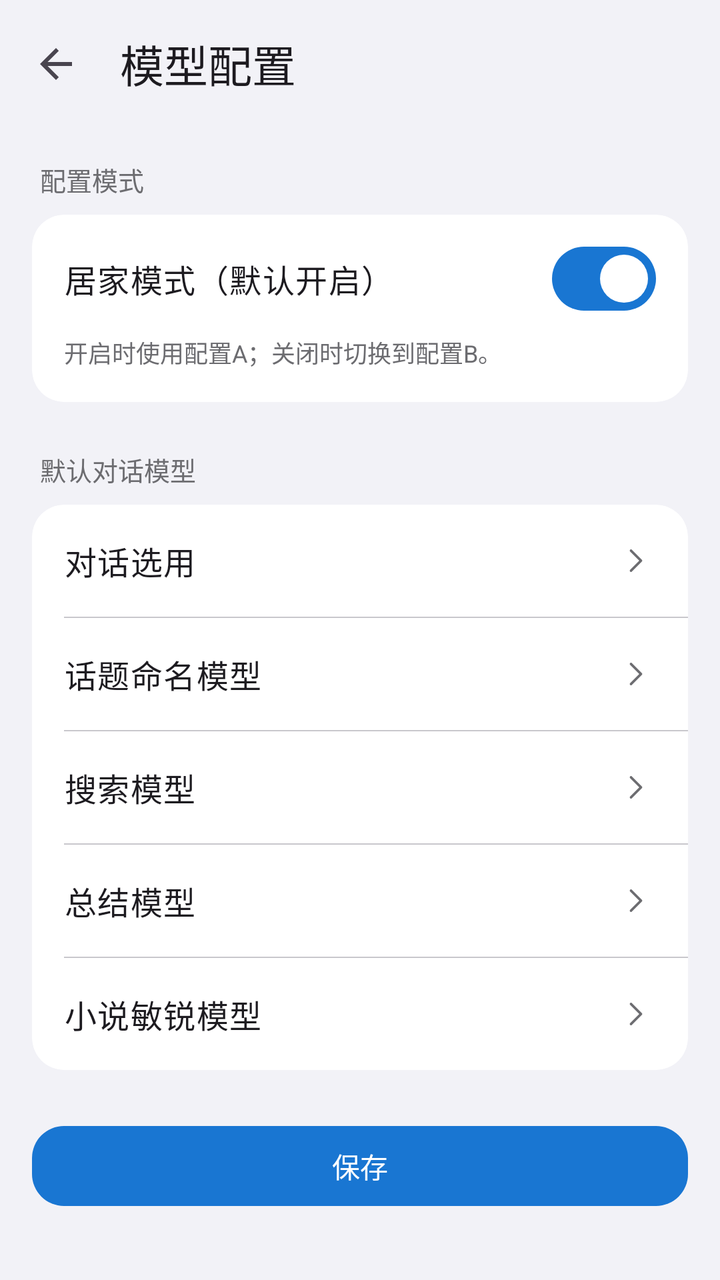
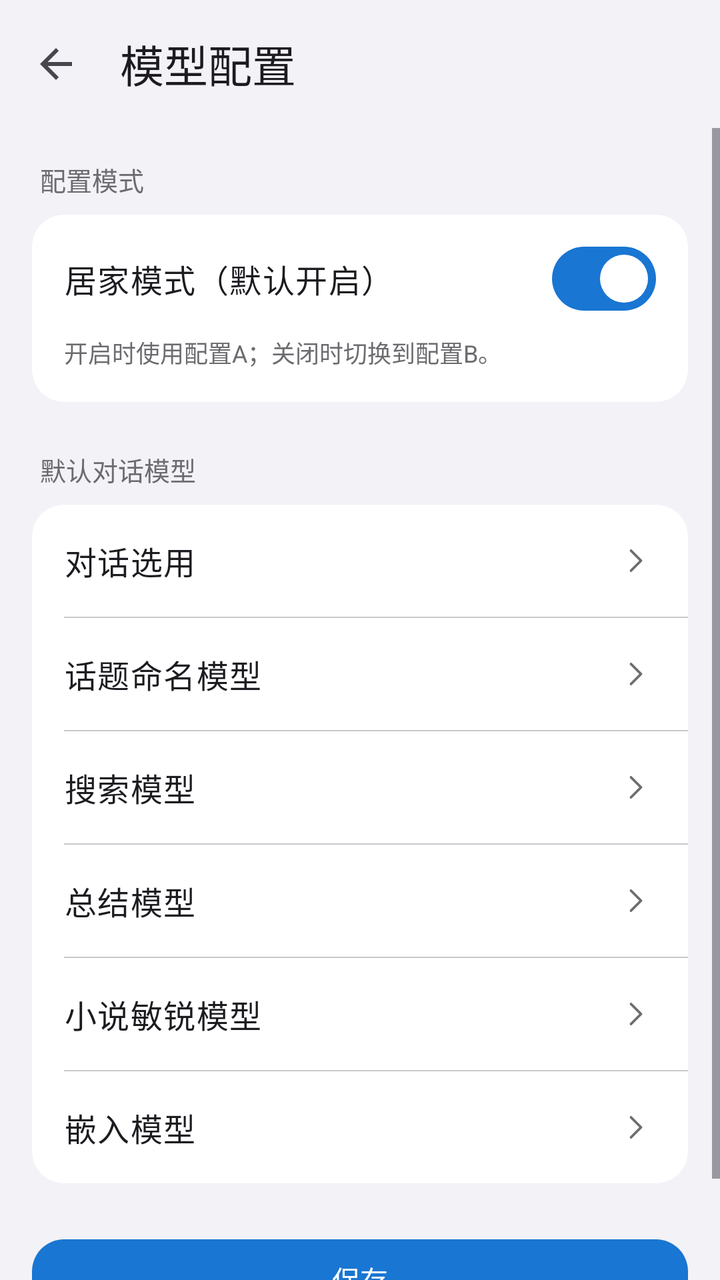

Compare the two renders of this Android layout. The source of the first and the diff that turns it into the second are given below.
<!-- AndroidManifest.xml: activity theme Theme.AIChat -->
<!-- res/layout/activity_model_config.xml -->
<?xml version="1.0" encoding="utf-8"?>
<LinearLayout xmlns:android="http://schemas.android.com/apk/res/android"
    xmlns:app="http://schemas.android.com/apk/res-auto"
    android:layout_width="match_parent"
    android:layout_height="match_parent"
    android:orientation="vertical"
    android:background="@color/ios_grouped_bg">

    <com.google.android.material.appbar.MaterialToolbar
        android:id="@+id/toolbar"
        android:layout_width="match_parent"
        android:layout_height="?attr/actionBarSize"
        android:background="@color/ios_grouped_bg"
        app:elevation="0dp"
        app:title="@string/model_config"
        app:navigationIcon="?attr/homeAsUpIndicator" />

    <ScrollView
        android:layout_width="match_parent"
        android:layout_height="match_parent">

        <LinearLayout
            android:layout_width="match_parent"
            android:layout_height="wrap_content"
            android:orientation="vertical"
            android:paddingBottom="32dp">

            
            <TextView
                android:layout_width="match_parent"
                android:layout_height="wrap_content"
                android:text="配置模式"
                android:textSize="13sp"
                android:textColor="@color/ios_section_label"
                android:paddingStart="20dp"
                android:paddingEnd="20dp"
                android:paddingTop="16dp"
                android:paddingBottom="8dp" />

            <com.google.android.material.card.MaterialCardView
                android:layout_width="match_parent"
                android:layout_height="wrap_content"
                android:layout_marginStart="16dp"
                android:layout_marginEnd="16dp"
                app:cardElevation="0dp"
                app:cardBackgroundColor="@color/ios_cell_bg"
                app:cardCornerRadius="16dp"
                app:strokeWidth="0dp">

                <LinearLayout
                    android:layout_width="match_parent"
                    android:layout_height="wrap_content"
                    android:orientation="vertical"
                    android:paddingStart="16dp"
                    android:paddingEnd="16dp"
                    android:paddingTop="4dp"
                    android:paddingBottom="4dp">

                    <LinearLayout
                        android:layout_width="match_parent"
                        android:layout_height="wrap_content"
                        android:orientation="horizontal"
                        android:gravity="center_vertical"
                        android:minHeight="56dp">
                        <TextView
                            android:layout_width="0dp"
                            android:layout_weight="1"
                            android:layout_height="wrap_content"
                            android:text="居家模式（默认开启）"
                            android:textAppearance="?attr/textAppearanceBodyLarge"
                            android:textColor="?attr/colorOnSurface" />
                        <com.google.android.material.materialswitch.MaterialSwitch
                            android:id="@+id/switchHomeMode"
                            android:layout_width="wrap_content"
                            android:layout_height="wrap_content"
                            android:checked="true" />
                    </LinearLayout>

                    <TextView
                        android:id="@+id/textHomeModeHint"
                        android:layout_width="match_parent"
                        android:layout_height="wrap_content"
                        android:text="开启时使用配置A；关闭时切换到配置B。"
                        android:textSize="12sp"
                        android:textColor="@color/ios_section_label"
                        android:paddingBottom="12dp" />
                </LinearLayout>
            </com.google.android.material.card.MaterialCardView>

            
            <TextView
                android:layout_width="match_parent"
                android:layout_height="wrap_content"
                android:text="@string/default_chat_model"
                android:textSize="13sp"
                android:textColor="@color/ios_section_label"
                android:paddingStart="20dp"
                android:paddingEnd="20dp"
                android:paddingTop="24dp"
                android:paddingBottom="8dp" />

            <com.google.android.material.card.MaterialCardView
                android:layout_width="match_parent"
                android:layout_height="wrap_content"
                android:layout_marginStart="16dp"
                android:layout_marginEnd="16dp"
                app:cardElevation="0dp"
                app:cardBackgroundColor="@color/ios_cell_bg"
                app:cardCornerRadius="16dp"
                app:strokeWidth="0dp">

                <LinearLayout
                    android:layout_width="match_parent"
                    android:layout_height="wrap_content"
                    android:orientation="vertical">

                    
                    <LinearLayout
                        android:id="@+id/cardChatModel"
                        android:layout_width="match_parent"
                        android:layout_height="wrap_content"
                        android:orientation="horizontal"
                        android:gravity="center_vertical"
                        android:paddingStart="16dp"
                        android:paddingEnd="16dp"
                        android:minHeight="56dp"
                        android:clickable="true"
                        android:focusable="true"
                        android:background="?attr/selectableItemBackground">
                        <TextView
                            android:layout_width="0dp"
                            android:layout_weight="1"
                            android:layout_height="wrap_content"
                            android:text="@string/chat_model"
                            android:textAppearance="?attr/textAppearanceBodyLarge"
                            android:textColor="?attr/colorOnSurface" />
                        <TextView
                            android:id="@+id/textChatModel"
                            android:layout_width="wrap_content"
                            android:layout_height="wrap_content"
                            android:textSize="14sp"
                            android:textColor="@color/ios_section_label"
                            android:layout_marginEnd="6dp" />
                        <ImageView
                            android:layout_width="20dp"
                            android:layout_height="20dp"
                            android:src="@drawable/ic_chevron_right"
                            app:tint="@color/ios_section_label" />
                    </LinearLayout>

                    <View android:layout_width="match_parent" android:layout_height="0.5dp" android:layout_marginStart="16dp" android:background="@color/ios_separator" />

                    
                    <LinearLayout
                        android:id="@+id/cardThreadNamingModel"
                        android:layout_width="match_parent"
                        android:layout_height="wrap_content"
                        android:orientation="horizontal"
                        android:gravity="center_vertical"
                        android:paddingStart="16dp"
                        android:paddingEnd="16dp"
                        android:minHeight="56dp"
                        android:clickable="true"
                        android:focusable="true"
                        android:background="?attr/selectableItemBackground">
                        <TextView
                            android:layout_width="0dp"
                            android:layout_weight="1"
                            android:layout_height="wrap_content"
                            android:text="@string/thread_naming_model"
                            android:textAppearance="?attr/textAppearanceBodyLarge"
                            android:textColor="?attr/colorOnSurface" />
                        <TextView
                            android:id="@+id/textThreadNamingModel"
                            android:layout_width="wrap_content"
                            android:layout_height="wrap_content"
                            android:textSize="14sp"
                            android:textColor="@color/ios_section_label"
                            android:layout_marginEnd="6dp" />
                        <ImageView
                            android:layout_width="20dp"
                            android:layout_height="20dp"
                            android:src="@drawable/ic_chevron_right"
                            app:tint="@color/ios_section_label" />
                    </LinearLayout>

                    <View android:layout_width="match_parent" android:layout_height="0.5dp" android:layout_marginStart="16dp" android:background="@color/ios_separator" />

                    
                    <LinearLayout
                        android:id="@+id/cardSearchModel"
                        android:layout_width="match_parent"
                        android:layout_height="wrap_content"
                        android:orientation="horizontal"
                        android:gravity="center_vertical"
                        android:paddingStart="16dp"
                        android:paddingEnd="16dp"
                        android:minHeight="56dp"
                        android:clickable="true"
                        android:focusable="true"
                        android:background="?attr/selectableItemBackground">
                        <TextView
                            android:layout_width="0dp"
                            android:layout_weight="1"
                            android:layout_height="wrap_content"
                            android:text="@string/search_model"
                            android:textAppearance="?attr/textAppearanceBodyLarge"
                            android:textColor="?attr/colorOnSurface" />
                        <TextView
                            android:id="@+id/textSearchModel"
                            android:layout_width="wrap_content"
                            android:layout_height="wrap_content"
                            android:textSize="14sp"
                            android:textColor="@color/ios_section_label"
                            android:layout_marginEnd="6dp" />
                        <ImageView
                            android:layout_width="20dp"
                            android:layout_height="20dp"
                            android:src="@drawable/ic_chevron_right"
                            app:tint="@color/ios_section_label" />
                    </LinearLayout>

                    <View android:layout_width="match_parent" android:layout_height="0.5dp" android:layout_marginStart="16dp" android:background="@color/ios_separator" />

                    
                    <LinearLayout
                        android:id="@+id/cardSummaryModel"
                        android:layout_width="match_parent"
                        android:layout_height="wrap_content"
                        android:orientation="horizontal"
                        android:gravity="center_vertical"
                        android:paddingStart="16dp"
                        android:paddingEnd="16dp"
                        android:minHeight="56dp"
                        android:clickable="true"
                        android:focusable="true"
                        android:background="?attr/selectableItemBackground">
                        <TextView
                            android:layout_width="0dp"
                            android:layout_weight="1"
                            android:layout_height="wrap_content"
                            android:text="@string/summary_model"
                            android:textAppearance="?attr/textAppearanceBodyLarge"
                            android:textColor="?attr/colorOnSurface" />
                        <TextView
                            android:id="@+id/textSummaryModel"
                            android:layout_width="wrap_content"
                            android:layout_height="wrap_content"
                            android:textSize="14sp"
                            android:textColor="@color/ios_section_label"
                            android:layout_marginEnd="6dp" />
                        <ImageView
                            android:layout_width="20dp"
                            android:layout_height="20dp"
                            android:src="@drawable/ic_chevron_right"
                            app:tint="@color/ios_section_label" />
                    </LinearLayout>

                    <View android:layout_width="match_parent" android:layout_height="0.5dp" android:layout_marginStart="16dp" android:background="@color/ios_separator" />

                    
                    <LinearLayout
                        android:id="@+id/cardNovelSharpModel"
                        android:layout_width="match_parent"
                        android:layout_height="wrap_content"
                        android:orientation="horizontal"
                        android:gravity="center_vertical"
                        android:paddingStart="16dp"
                        android:paddingEnd="16dp"
                        android:minHeight="56dp"
                        android:clickable="true"
                        android:focusable="true"
                        android:background="?attr/selectableItemBackground">
                        <TextView
                            android:layout_width="0dp"
                            android:layout_weight="1"
                            android:layout_height="wrap_content"
                            android:text="@string/novel_sharp_model"
                            android:textAppearance="?attr/textAppearanceBodyLarge"
                            android:textColor="?attr/colorOnSurface" />
                        <TextView
                            android:id="@+id/textNovelSharpModel"
                            android:layout_width="wrap_content"
                            android:layout_height="wrap_content"
                            android:textSize="14sp"
                            android:textColor="@color/ios_section_label"
                            android:layout_marginEnd="6dp" />
                        <ImageView
                            android:layout_width="20dp"
                            android:layout_height="20dp"
                            android:src="@drawable/ic_chevron_right"
                            app:tint="@color/ios_section_label" />
                    </LinearLayout>

                </LinearLayout>
            </com.google.android.material.card.MaterialCardView>

            
            <com.google.android.material.button.MaterialButton
                android:id="@+id/btnSave"
                android:layout_width="match_parent"
                android:layout_height="wrap_content"
                android:layout_marginStart="16dp"
                android:layout_marginEnd="16dp"
                android:layout_marginTop="24dp"
                app:cornerRadius="16dp"
                android:text="@string/save" />

        </LinearLayout>
    </ScrollView>
</LinearLayout>
<!-- resources referenced by this layout -->
<resources>
  <color name="ios_cell_bg">#FFFFFF</color>
  <color name="ios_grouped_bg">#F2F2F7</color>
  <color name="ios_section_label">#6C6C70</color>
  <color name="ios_separator">#C8C7CC</color>
  <!-- drawable ic_chevron_right (drawable) -->
  <?xml version="1.0" encoding="utf-8"?>
  <vector xmlns:android="http://schemas.android.com/apk/res/android"
      android:width="24dp"
      android:height="24dp"
      android:viewportWidth="24"
      android:viewportHeight="24">
      <path
          android:fillColor="@android:color/transparent"
          android:pathData="M9,6L15,12L9,18"
          android:strokeColor="#FF000000"
          android:strokeLineCap="round"
          android:strokeLineJoin="round"
          android:strokeWidth="1.5" />
  </vector>
  <string name="chat_model">对话选用</string>
  <string name="default_chat_model">默认对话模型</string>
  <string name="model_config">模型配置</string>
  <string name="novel_sharp_model">小说敏锐模型</string>
  <string name="save">保存</string>
  <string name="search_model">搜索模型</string>
  <string name="summary_model">总结模型</string>
  <string name="thread_naming_model">话题命名模型</string>
  <style name="Theme.AIChat" parent="Theme.Material3.DayNight.NoActionBar">
          <item name="colorPrimary">@color/primary</item>
          <item name="colorPrimaryContainer">?attr/colorPrimaryLight</item>
          <item name="colorOnPrimary">@color/on_primary</item>
          <item name="colorSurface">@color/surface</item>
          <item name="colorPrimarySubtle">@color/primary_blue_subtle</item>
          <item name="colorPrimaryLight">@color/primary_blue_light</item>
          <item name="colorPrimaryDeep">@color/primary_blue_deep</item>
          <item name="materialAlertDialogTheme">@style/ThemeOverlay.AIChat.MaterialAlertDialog</item>
          <item name="alertDialogTheme">@style/ThemeOverlay.AIChat.MaterialAlertDialog</item>
      </style>
  <color name="primary">#1976D2</color>
  <color name="on_primary">#FFFFFF</color>
  <color name="surface">#FFFFFF</color>
  <color name="primary_blue_subtle">#F5FAFF</color>
  <color name="primary_blue_light">#E3F2FD</color>
  <color name="primary_blue_deep">#0D47A1</color>
  <style name="ThemeOverlay.AIChat.MaterialAlertDialog" parent="ThemeOverlay.Material3.MaterialAlertDialog">
          <item name="backgroundTint">@android:color/transparent</item>
          <item name="android:windowBackground">@drawable/bg_material_alert_dialog</item>
          <item name="colorSurface">@color/dialog_surface_bg</item>
          <item name="elevationOverlayEnabled">false</item>
          <item name="shapeAppearanceOverlay">@style/ShapeAppearance.AIChat.Dialog</item>
      </style>
  <color name="dialog_surface_bg">#FFFDFEFF</color>
  <style name="ShapeAppearance.AIChat.Dialog" parent="">
          <item name="cornerFamily">rounded</item>
          <item name="cornerSize">28dp</item>
      </style>
  <color name="glass_surface">#CCF2F2F7</color>
  <dimen name="dialog_glass_highlight_fade">120dp</dimen>
  <color name="glass_highlight_top">#30FFFFFF</color>
  <dimen name="dialog_glass_shadow_fade">160dp</dimen>
  <color name="glass_shadow_bottom">#10000000</color>
  <color name="glass_stroke">#40FFFFFF</color>
  <!-- unchanged entries left out for length: 1 -->
</resources>

<!-- the commit's change to res/layout/activity_model_config.xml (unified diff, before → after) -->
@@ -292,6 +292,41 @@
                             app:tint="@color/ios_section_label" />
                     </LinearLayout>
 
+                    <View android:layout_width="match_parent" android:layout_height="0.5dp" android:layout_marginStart="16dp" android:background="@color/ios_separator" />
+
+                    <LinearLayout
+                        android:id="@+id/cardEmbeddingModel"
+                        android:layout_width="match_parent"
+                        android:layout_height="wrap_content"
+                        android:orientation="horizontal"
+                        android:gravity="center_vertical"
+                        android:paddingStart="16dp"
+                        android:paddingEnd="16dp"
+                        android:minHeight="56dp"
+                        android:clickable="true"
+                        android:focusable="true"
+                        android:background="?attr/selectableItemBackground">
+                        <TextView
+                            android:layout_width="0dp"
+                            android:layout_weight="1"
+                            android:layout_height="wrap_content"
+                            android:text="@string/embedding_model"
+                            android:textAppearance="?attr/textAppearanceBodyLarge"
+                            android:textColor="?attr/colorOnSurface" />
+                        <TextView
+                            android:id="@+id/textEmbeddingModel"
+                            android:layout_width="wrap_content"
+                            android:layout_height="wrap_content"
+                            android:textSize="14sp"
+                            android:textColor="@color/ios_section_label"
+                            android:layout_marginEnd="6dp" />
+                        <ImageView
+                            android:layout_width="20dp"
+                            android:layout_height="20dp"
+                            android:src="@drawable/ic_chevron_right"
+                            app:tint="@color/ios_section_label" />
+                    </LinearLayout>
+
                 </LinearLayout>
             </com.google.android.material.card.MaterialCardView>
 
<!-- resource entries referenced after the edit -->
@@ -21,6 +21,7 @@
   </vector>
   <string name="chat_model">对话选用</string>
   <string name="default_chat_model">默认对话模型</string>
+  <string name="embedding_model">嵌入模型</string>
   <string name="model_config">模型配置</string>
   <string name="novel_sharp_model">小说敏锐模型</string>
   <string name="save">保存</string>
